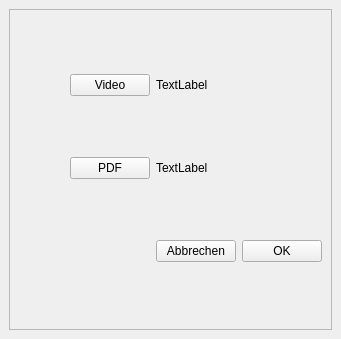
First picture: the form in code/src/main/resources/base/ui/autocut.ui, repository felixdittrich92/mission-uncuttable, before the edit.
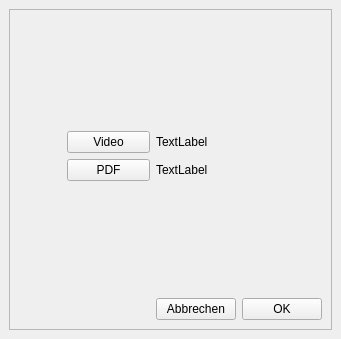
Second picture: the form after the edit.

Commit message: #218 Autocut window

The edit to the form file:
```diff
--- a/code/src/main/resources/base/ui/autocut.ui
+++ b/code/src/main/resources/base/ui/autocut.ui
@@ -24,21 +24,42 @@
        <enum>QFrame::Raised</enum>
       </property>
       <layout class="QGridLayout" name="gridLayout_2">
-       <item row="2" column="2">
-        <widget class="QPushButton" name="pushButton_2">
+       <item row="4" column="4">
+        <widget class="QPushButton" name="ok_button">
+         <property name="text">
+          <string>OK</string>
+         </property>
+        </widget>
+       </item>
+       <item row="4" column="3">
+        <widget class="QPushButton" name="cancel_button">
+         <property name="text">
+          <string>Abbrechen</string>
+         </property>
+        </widget>
+       </item>
+       <item row="2" column="3">
+        <widget class="QLabel" name="pdf_image_label">
+         <property name="text">
+          <string>TextLabel</string>
+         </property>
+        </widget>
+       </item>
+       <item row="2" column="1" colspan="2">
+        <widget class="QPushButton" name="pdf_button">
          <property name="text">
           <string>PDF</string>
          </property>
         </widget>
        </item>
-       <item row="0" column="2">
-        <widget class="QPushButton" name="pushButton">
+       <item row="1" column="1" colspan="2">
+        <widget class="QPushButton" name="video_button">
          <property name="text">
           <string>Video</string>
          </property>
         </widget>
        </item>
-       <item row="5" column="0" colspan="3">
+       <item row="4" column="0" colspan="3">
         <spacer name="horizontalSpacer">
          <property name="orientation">
           <enum>Qt::Horizontal</enum>
@@ -51,29 +72,34 @@
          </property>
         </spacer>
        </item>
-       <item row="5" column="4">
-        <widget class="QPushButton" name="pushButton_3">
-         <property name="text">
-          <string>OK</string>
+       <item row="0" column="0" colspan="5">
+        <spacer name="verticalSpacer_2">
+         <property name="orientation">
+          <enum>Qt::Vertical</enum>
          </property>
-        </widget>
-       </item>
-       <item row="5" column="3">
-        <widget class="QPushButton" name="pushButton_4">
-         <property name="text">
-          <string>Abbrechen</string>
+         <property name="sizeHint" stdset="0">
+          <size>
+           <width>20</width>
+           <height>40</height>
+          </size>
          </property>
-        </widget>
+        </spacer>
        </item>
-       <item row="2" column="3">
-        <widget class="QLabel" name="label_2">
-         <property name="text">
-          <string>TextLabel</string>
+       <item row="3" column="0" colspan="5">
+        <spacer name="verticalSpacer">
+         <property name="orientation">
+          <enum>Qt::Vertical</enum>
          </property>
-        </widget>
+         <property name="sizeHint" stdset="0">
+          <size>
+           <width>20</width>
+           <height>40</height>
+          </size>
+         </property>
+        </spacer>
        </item>
-       <item row="0" column="3">
-        <widget class="QLabel" name="label">
+       <item row="1" column="3">
+        <widget class="QLabel" name="video_image_label">
          <property name="text">
           <string>TextLabel</string>
          </property>
```
The commit also changes 6 other files.
